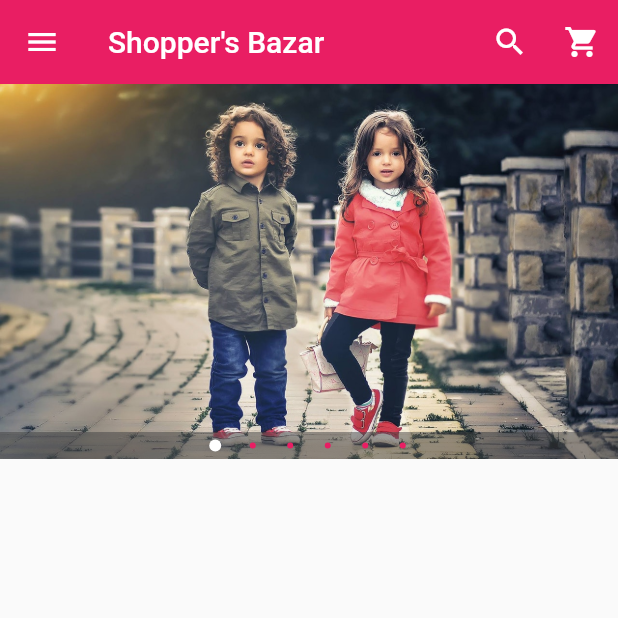
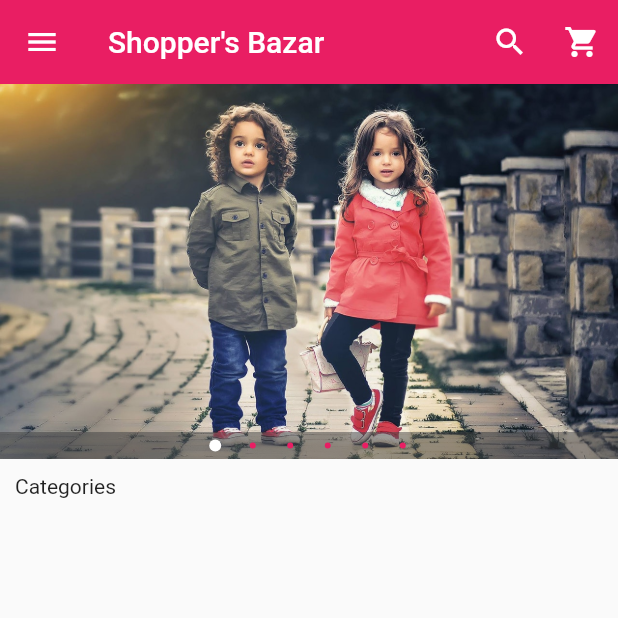
Before and after one commit to harshbsv/ecommerce_flutter, a Flutter app: the screen it shows after launch, on a phone screen of 412 x 824 dp, the top half of it. Run offline on Flutter 3.47's test engine with Material 2 defaults, Android fonts, the phone set to English and light mode, and no system bars; drawn by our look-alikes of carousel_pro.

Commit message:
Initial setup done, Drawer finished, Carousel done.

```diff
--- a/lib/main.dart
+++ b/lib/main.dart
@@ -119,7 +119,13 @@ class _HomePageState extends State<HomePage> {
       ),
       body: new ListView(
         children: <Widget>[
-          image_carousel
+          //image carousel begins here.
+          image_carousel,
+          //padding widget
+          new Padding(padding: const EdgeInsets.all(10.0),
+          child: new Text('Categories'),),
+          //Horizontal list view begins here
+
         ],
       ),
     );
```
